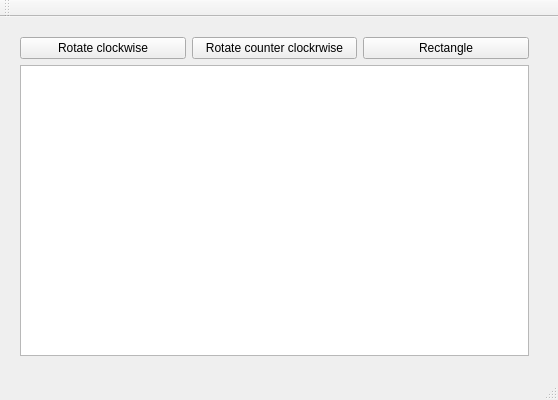
Above: qraph.ui from IvanAnanchikov/graph before the change. Below: the same form after it.
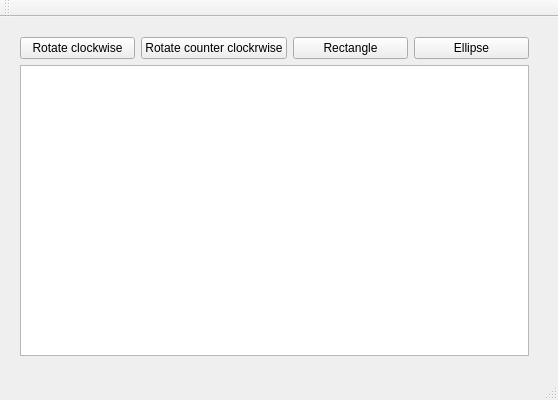
That is the form after the change.

Patch:
```diff
--- a/qraph.ui
+++ b/qraph.ui
@@ -14,7 +14,7 @@
    <string>Qraph</string>
   </property>
   <widget class="QWidget" name="centralWidget">
-   <widget class="QWidget" name="">
+   <widget class="QWidget" name="layoutWidget">
     <property name="geometry">
      <rect>
       <x>9</x>
@@ -47,6 +47,13 @@
          </property>
         </widget>
        </item>
+       <item>
+        <widget class="QPushButton" name="Ellipse">
+         <property name="text">
+          <string>Ellipse</string>
+         </property>
+        </widget>
+       </item>
       </layout>
      </item>
      <item>
```
